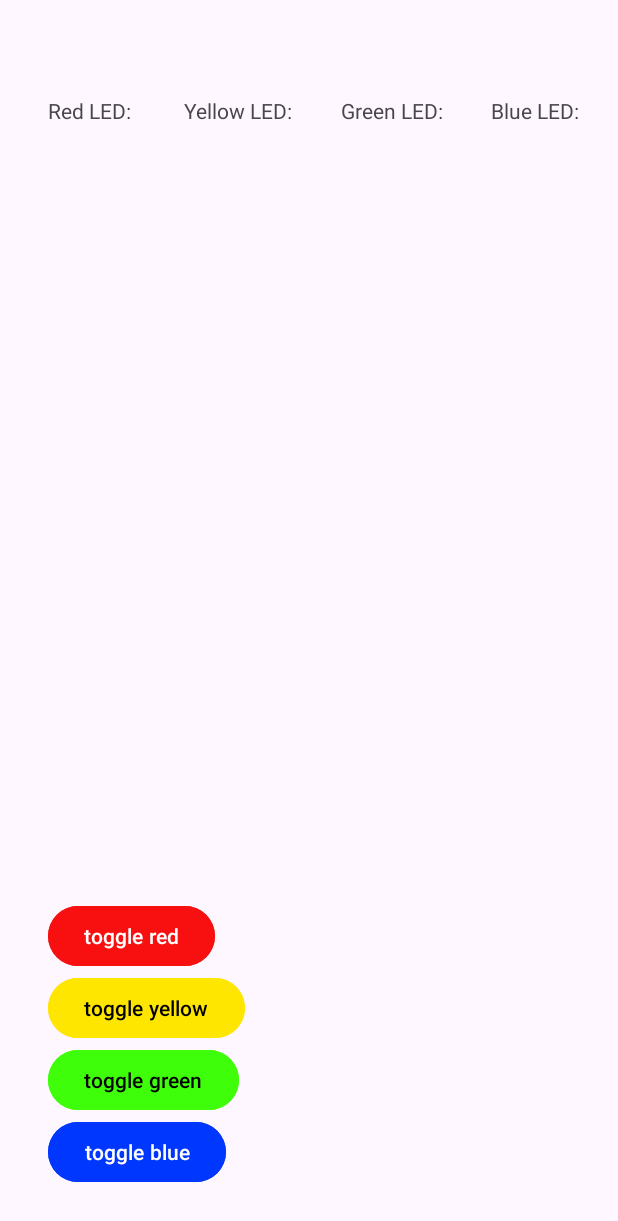
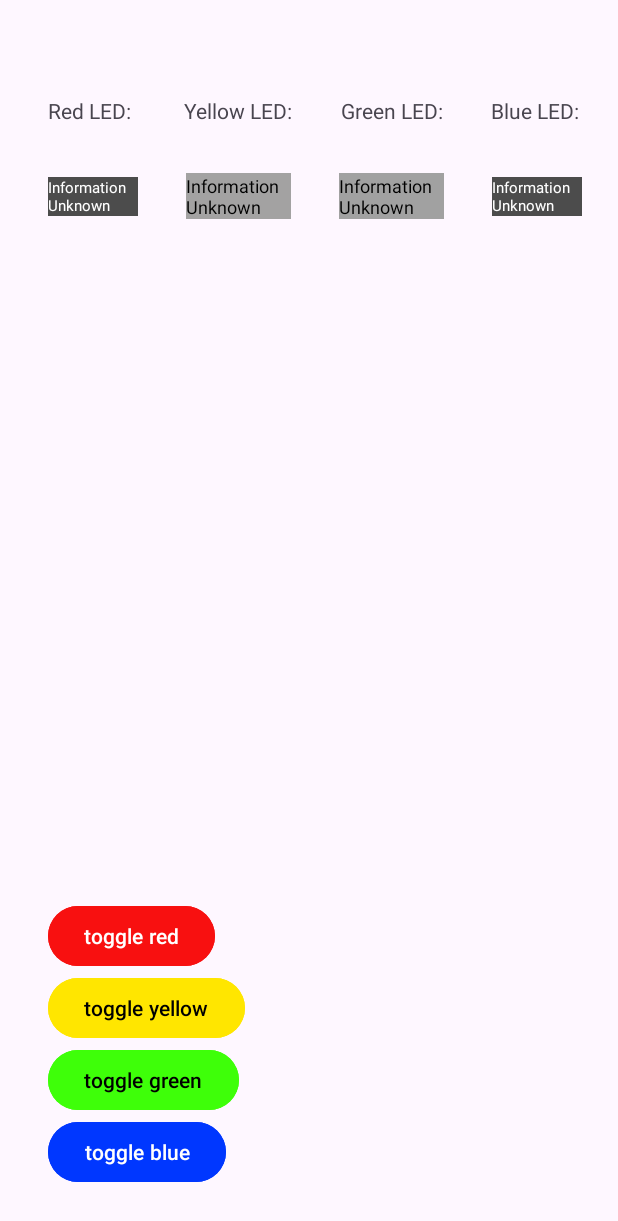
Before and after one commit to davidVeer/Android_Programming_ex, an Android app: the screen it shows after launch (MainActivity), after a tap on "toggle red", on a phone screen of 412 x 824 dp. Shown: the top 1221 px of the screen. Run offline under Robolectric (Android 15) with nearby library versions, the phone set to English and light mode, and no system bars; 15 statements that could not run were skipped.

Commit message:
I dont even know anymore this was days ago

```diff
--- a/app/src/main/java/com/example/oldphoneapp/MQTT/MQTT_Connections.java
+++ b/app/src/main/java/com/example/oldphoneapp/MQTT/MQTT_Connections.java
@@ -1,11 +1,14 @@
 package com.example.oldphoneapp.MQTT;
 import android.content.Context;
 import android.util.Log;
+import android.widget.TextView;
 import android.widget.Toast;
 
 import com.example.oldphoneapp.MainActivity;
+import com.example.oldphoneapp.R;
 
 import org.eclipse.paho.android.service.MqttAndroidClient;
+import org.eclipse.paho.client.mqttv3.IMqttActionListener;
 import org.eclipse.paho.client.mqttv3.IMqttDeliveryToken;
 import org.eclipse.paho.client.mqttv3.IMqttToken;
 import org.eclipse.paho.client.mqttv3.MqttCallback;
@@ -15,6 +18,7 @@ import org.eclipse.paho.client.mqttv3.MqttMessage;
 
 
 import java.nio.charset.StandardCharsets;
+import java.util.Objects;
 import java.util.UUID;
 
 public class MQTT_Connections {
@@ -28,16 +32,18 @@ public class MQTT_Connections {
                                             UUID.randomUUID().toString();
     private static final int QUALITY_OF_SERVICE = 0;
 
+    //application data
+    MainActivity mainActivity;
+
     //miscellaneous setup
     private final String LOGTAG  = MainActivity.class.getName();
     private final Context CONTEXT;
     private MqttAndroidClient mqttAndroidClient;
 
-    public MQTT_Connections(Context Context) {
+    public MQTT_Connections(Context Context, MainActivity mainActivity) {
         this.CONTEXT = Context;
         mqttAndroidClient = new MqttAndroidClient(CONTEXT, MQTT_URL, MQTT_CLIENT_ID);
-
-
+        this.mainActivity = mainActivity;
     }
 
 
@@ -53,8 +59,10 @@ public class MQTT_Connections {
 
             @Override
             public void messageArrived(String topic, MqttMessage message) throws Exception {
-                Toast toast = Toast.makeText(CONTEXT, "Message arrived : " + message, Toast.LENGTH_LONG);
+                Log.d("subscription", message.toString());
+                Toast toast = Toast.makeText(CONTEXT, "Message arrived : " + message, Toast.LENGTH_SHORT);
                 toast.show();
+                mainActivity.updateTextBox(message.toString());
             }
 
             @Override
@@ -74,14 +82,30 @@ public class MQTT_Connections {
         connectionOptions.setConnectionTimeout(60);
         connectionOptions.setKeepAliveInterval(30);
 
+
         try{
             IMqttToken token = mqttAndroidClient.connect(connectionOptions);
-            token.setActionCallback(new MQTT_ActionListener(
-                    "MQTT client is now connected to MQTT broker",
-                    "MQTT client failed to connect to MQTT broker",
-                    LOGTAG,
-                    CONTEXT
-                    ));
+            token.setActionCallback(new IMqttActionListener() {
+                @Override
+                public void onSuccess(IMqttToken asyncActionToken) {
+                    Log.e(LOGTAG, "MQTT client is now connected to MQTT broker");
+                    Toast toast = Toast.makeText(CONTEXT,
+                            "MQTT client is now connected to MQTT broker", Toast.LENGTH_LONG);
+                    toast.show();
+
+                    subscribeToTopic(getTopic(Topic.HARDWARE_LEDS));
+                }
+
+                @Override
+                public void onFailure(IMqttToken asyncActionToken, Throwable exception) {
+                    Log.e(LOGTAG, "MQTT client failed to connect to MQTT broker");
+                    Toast toast = Toast.makeText(CONTEXT,
+                            "MQTT client failed to connect to MQTT broker", Toast.LENGTH_SHORT);
+                    toast.show();
+
+                    connectToBroker();
+                }
+            });
         } catch (MqttException ex) {
             Log.e(MainActivity.class.getName(), "MQTT exception while connecting to MQTT broker, reason: " +
                     ex.getReasonCode() + ", msg: " + ex.getMessage() + ", cause: " + ex.getCause());
@@ -142,14 +166,8 @@ public class MQTT_Connections {
                 return "Software/button/3";
             case BUTTON_4:
                 return "Software/button/4";
-            case HARDWARE_LED_RED:
-                return "Hardware/LED/Red";
-            case HARDWARE_LED_BLUE:
-                return "Hardware/LED/Yellow";
-            case HARDWARE_LED_GREEN:
-                return "Hardware/LED/Green";
-            case HARDWARE_LED_YELLOW:
-                return "Hardware/LED/Blue";
+            case HARDWARE_LEDS:
+                return "Hardware/LED/all";
             default:
                 return "";
 
--- a/app/src/main/java/com/example/oldphoneapp/MQTT/Topic.java
+++ b/app/src/main/java/com/example/oldphoneapp/MQTT/Topic.java
@@ -5,8 +5,5 @@ public enum Topic {
     BUTTON_2,
     BUTTON_3,
     BUTTON_4,
-    HARDWARE_LED_RED,
-    HARDWARE_LED_YELLOW,
-    HARDWARE_LED_GREEN,
-    HARDWARE_LED_BLUE
+    HARDWARE_LEDS
 }
--- a/app/src/main/res/layout/activity_main.xml
+++ b/app/src/main/res/layout/activity_main.xml
@@ -126,7 +126,11 @@
             android:layout_width="60dp"
             android:layout_height="wrap_content"
             android:layout_marginStart="32dp"
-            android:text="@string/redInformation"
+            android:background="#4C4C4C"
+            android:backgroundTint="#4C4C4C"
+            android:text="Information Unknown"
+            android:textColor="#FFFFFF"
+            android:textSize="10sp"
             app:layout_constraintBottom_toBottomOf="parent"
             app:layout_constraintStart_toStartOf="parent"
             app:layout_constraintTop_toTopOf="parent" />
@@ -136,7 +140,11 @@
             android:layout_width="70dp"
             android:layout_height="wrap_content"
             android:layout_marginStart="32dp"
-            android:text="@string/yellowInformation"
+            android:background="#4C4C4C"
+            android:backgroundTint="#A3A2A2"
+            android:text="Information Unknown"
+            android:textColor="#000000"
+            android:textSize="12sp"
             app:layout_constraintBottom_toBottomOf="parent"
             app:layout_constraintStart_toEndOf="@+id/redLedInformation"
             app:layout_constraintTop_toTopOf="parent" />
@@ -146,7 +154,11 @@
             android:layout_width="70dp"
             android:layout_height="wrap_content"
             android:layout_marginStart="32dp"
-            android:text="@string/greenInformation"
+            android:background="@color/white"
+            android:backgroundTint="#A1A1A1"
+            android:text="Information Unknown"
+            android:textColor="#000000"
+            android:textSize="12sp"
             app:layout_constraintBottom_toBottomOf="parent"
             app:layout_constraintStart_toEndOf="@+id/yellowLedInformation"
             app:layout_constraintTop_toTopOf="parent" />
@@ -156,7 +168,11 @@
             android:layout_width="60dp"
             android:layout_height="wrap_content"
             android:layout_marginStart="32dp"
-            android:text="@string/blueInformation"
+            android:background="#4C4C4C"
+            android:backgroundTint="#4C4C4C"
+            android:text="Information Unknown"
+            android:textColor="#FFFFFF"
+            android:textSize="10sp"
             app:layout_constraintBottom_toBottomOf="parent"
             app:layout_constraintStart_toEndOf="@+id/greenLedInformation"
             app:layout_constraintTop_toTopOf="parent" />
```
Also changed, not shown: app/src/main/java/com/example/oldphoneapp/MainActivity.java (+55 -9 lines).
